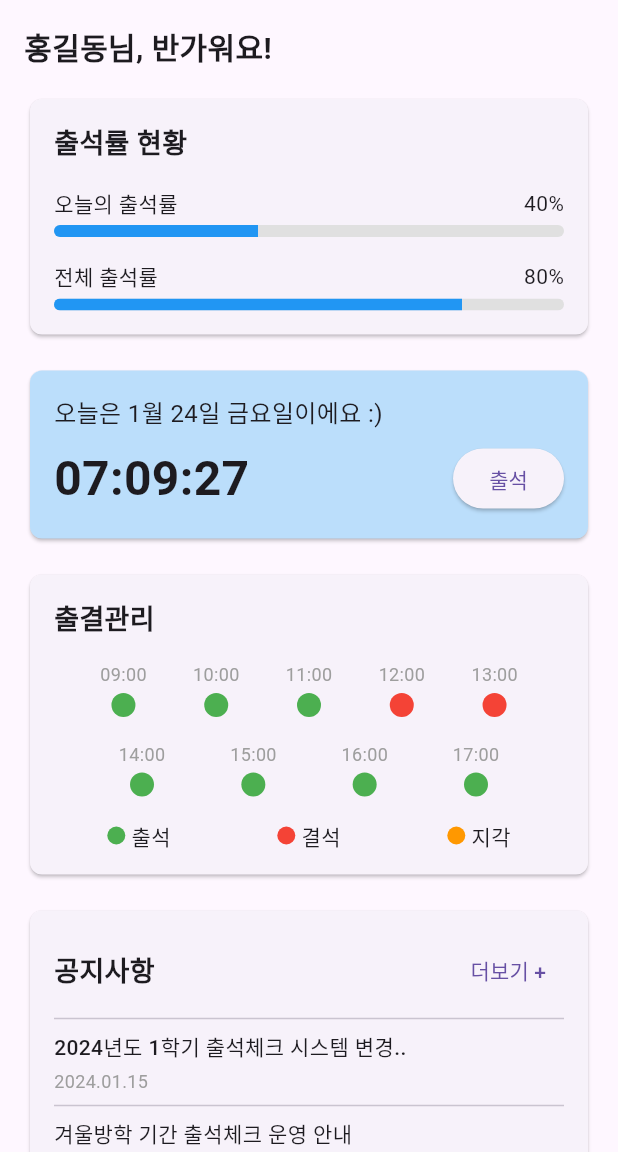
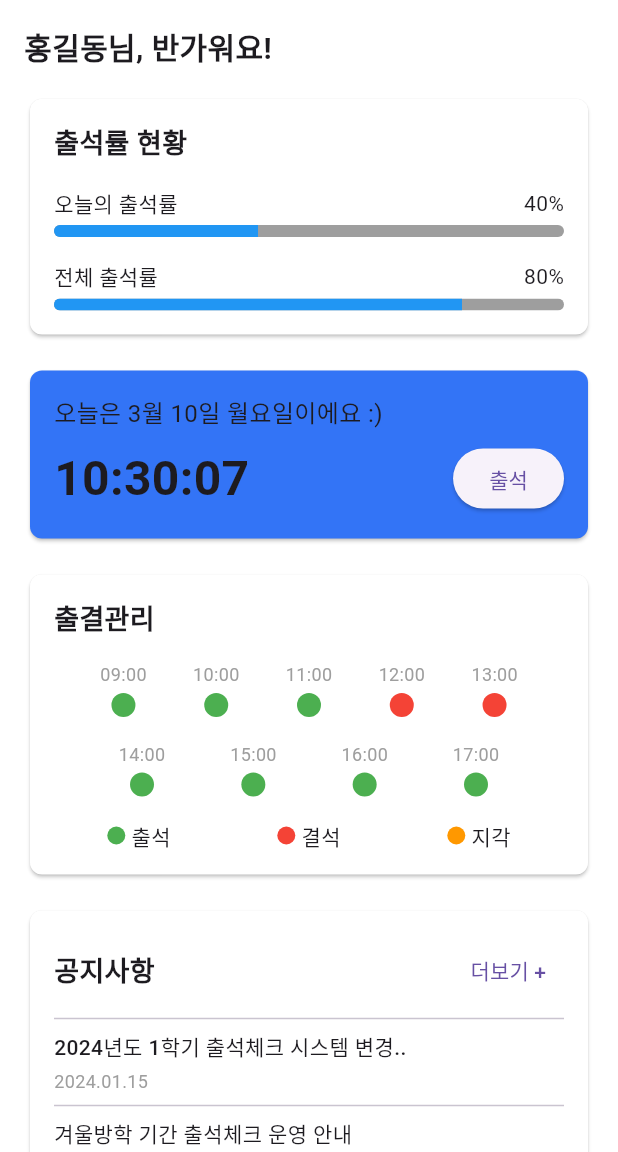
Before and after one commit to popcorn0125/CHECKIN_APP, a Flutter app: the screen it shows after launch, on a phone screen of 412 x 824 dp, the part 84-1236 px from its top. Run offline on Flutter 3.47's test engine with Material 3 defaults, Android fonts, the phone set to English and light mode, and no system bars.

Commit message:
어플 수정

```diff
--- a/lib/main.dart
+++ b/lib/main.dart
@@ -1,13 +1,18 @@
 import 'package:flutter/material.dart';
+import 'package:flutter/services.dart'; // systemOverlayStyle 설정용
+import 'package:intl/date_symbol_data_local.dart';
 import 'pages/home_page.dart';
 import 'pages/menu_page.dart';
 import 'pages/attendance_management_page.dart';
 import 'pages/attendance_status_page.dart';
 import 'pages/notice_page.dart';
-import 'pages/alarm_page.dart'; // 알림 페이지 임포트
+import 'pages/alarm_page.dart';
 import 'pages/profile_page.dart';
+// (다른 페이지들도 import)
 
-void main() {
+void main() async {
+  WidgetsFlutterBinding.ensureInitialized();
+  await initializeDateFormatting('ko_KR', null);
   runApp(const MyApp());
 }
 
@@ -18,15 +23,25 @@ class MyApp extends StatelessWidget {
   Widget build(BuildContext context) {
     return MaterialApp(
       title: 'CheckIn App',
+      debugShowCheckedModeBanner: false,
+      theme: ThemeData(
+        // AppBar에 대한 기본 테마 설정
+        appBarTheme: const AppBarTheme(
+          backgroundColor: Colors.white,
+          elevation: 0,
+          systemOverlayStyle: SystemUiOverlayStyle.dark, // 상태 표시줄 아이콘 색상 등을 고정
+        ),
+        scaffoldBackgroundColor: Colors.white, // 전체 배경색 지정 (원하는 색으로 변경)
+      ),
       initialRoute: '/',
       routes: {
-        '/': (context) => const HomePage(), // 홈화면
-        '/menu': (context) => const MenuPage(), // 메뉴화면
+        '/': (context) => const HomePage(),             // 홈화면
+        '/menu': (context) => const MenuPage(),         // 메뉴화면
         '/attendance': (context) => const AttendanceManagementPage(), // 출결관리화면
-        '/status': (context) => const AttendanceStatusPage(), // 출석률현황화면
-        '/notice': (context) =>  NoticePage(), // 공지사항화면
-        '/alarm': (context) =>  AlarmPage(), // 알림함화면
-        '/profile': (context) => const ProfilePage(), // 내정보화면
+        '/status': (context) => const AttendanceStatusPage(),         // 출석률현황화면
+        '/notice': (context) => NoticePage(),           // 공지사항화면
+        '/alarm': (context) => AlarmPage(),             // 알림함화면
+        '/profile': (context) => const ProfilePage(),   // 내정보화면
       },
     );
   }
--- a/lib/pages/alarm_page.dart
+++ b/lib/pages/alarm_page.dart
@@ -30,7 +30,7 @@ class AlarmPage extends StatelessWidget {
         onMenuPressed: () {
           // 원래 AppBar에서 menu 아이콘을 눌렀을 때 Navigator.pushNamed(context, '/menu')를 호출했음
           Navigator.pushNamed(context, '/menu');
-        },
+        }, titleText: '',
 
       ),
       body: Padding(
--- a/lib/pages/attendance_management_page.dart
+++ b/lib/pages/attendance_management_page.dart
@@ -19,7 +19,7 @@ class AttendanceManagementPage extends StatelessWidget {
         },
         onProfilePressed: () {
           Navigator.pushNamed(context, '/profile');
-        },
+        }, titleText: '',
         ),
       body: SingleChildScrollView(
         padding: const EdgeInsets.all(16),
@@ -27,6 +27,7 @@ class AttendanceManagementPage extends StatelessWidget {
           children: [
             // 1) 달력 부분 (2월 달력)
             Card(
+              color: Colors.white,
               shape: RoundedRectangleBorder(
                 borderRadius: BorderRadius.circular(8),
               ),
@@ -165,6 +166,12 @@ class AttendanceManagementPage extends StatelessWidget {
               _buildTimeSlot('13:00 ~ 14:00', '출석', Colors.green),
               const SizedBox(height: 8),
               _buildTimeSlot('14:00 ~ 15:00', '출석', Colors.green),
+              const SizedBox(height: 8),
+              _buildTimeSlot('15:00 ~ 16:00', '출석', Colors.green),
+              const SizedBox(height: 8),
+              _buildTimeSlot('16:00 ~ 17:00', '출석', Colors.green),
+              const SizedBox(height: 8),
+              _buildTimeSlot('17:00 ~ 18:00', '결석', Colors.red),
             ],
           ),
         ],
--- a/lib/pages/attendance_status_page.dart
+++ b/lib/pages/attendance_status_page.dart
@@ -19,7 +19,7 @@ class AttendanceStatusPage extends StatelessWidget {
         },
         onProfilePressed: () {
           Navigator.pushNamed(context, '/profile');
-        },
+        }, titleText: '',
       ),
       body: SingleChildScrollView(
         padding: const EdgeInsets.all(16),
@@ -42,6 +42,7 @@ class AttendanceStatusPage extends StatelessWidget {
   // ------------------ 차시별 출석률(지원금) ------------------
   Widget _buildSessionAttendanceCard() {
     return Card(
+      color: Colors.white,
       shape: RoundedRectangleBorder(borderRadius: BorderRadius.circular(8)),
       child: Padding(
         padding: const EdgeInsets.all(16),
@@ -74,6 +75,7 @@ class AttendanceStatusPage extends StatelessWidget {
   // ------------------ 수업별 출석률(학점) ------------------
   Widget _buildCourseAttendanceCard() {
     return Card(
+      color: Colors.white,
       shape: RoundedRectangleBorder(borderRadius: BorderRadius.circular(8)),
       child: Padding(
         padding: const EdgeInsets.all(16),
@@ -117,6 +119,7 @@ class AttendanceStatusPage extends StatelessWidget {
   // ------------------ 전체 출석률 ------------------
   Widget _buildTotalAttendanceCard() {
     return Card(
+      color: Colors.white,
       shape: RoundedRectangleBorder(borderRadius: BorderRadius.circular(8)),
       child: Padding(
         padding: const EdgeInsets.all(16),
--- a/lib/pages/home_page.dart
+++ b/lib/pages/home_page.dart
@@ -1,18 +1,63 @@
 // lib/pages/home_page.dart
 import 'package:flutter/material.dart';
+import 'package:intl/intl.dart'; // 시간 포맷팅용
+import 'dart:async';            // Timer 사용
 import 'package:checkinapp/widgets/custom_app_bar.dart';
 
-class HomePage extends StatelessWidget {
+class HomePage extends StatefulWidget {
   const HomePage({Key? key}) : super(key: key);
 
-  // 홈 화면의 UI (기존 CheckInScreen 코드를 그대로 옮김)
+  @override
+  State<HomePage> createState() => _HomePageState();
+}
+
+class _HomePageState extends State<HomePage> {
+  // 현재 시각(HH:mm:ss)와 날짜(월,일,요일) 문자열 변수
+  String _currentTime = '';  // 예: 14:40:05
+  String _currentDate = '';  // 예: 3월 21일 화요일
+  Timer? _timer;
+
+  @override
+  void initState() {
+    super.initState();
+    // 초기 업데이트
+    _updateDateTime();
+
+    // 1초마다 시간/날짜 갱신 (날짜는 굳이 초 단위로 바꿀 필요는 없지만, 간단히 처리)
+    _timer = Timer.periodic(const Duration(seconds: 1), (timer) {
+      _updateDateTime();
+    });
+  }
+
+  // 현재 시간과 날짜를 업데이트
+  void _updateDateTime() {
+    // 로컬 시간
+    final now = DateTime.now().toLocal();
+    // 시분초 포맷
+    final timeFormatted = DateFormat('HH:mm:ss').format(now);
+    // 날짜+요일 (예: "3월 21일 화요일")
+    final dateFormatted = DateFormat('M월 d일 EEEE', 'ko_KR').format(now);
+
+    setState(() {
+      _currentTime = timeFormatted;
+      _currentDate = dateFormatted;
+    });
+  }
+
+  @override
+  void dispose() {
+    // Timer 해제
+    _timer?.cancel();
+    super.dispose();
+  }
+
   @override
   Widget build(BuildContext context) {
     return Scaffold(
-      // CustomAppBar로 교체
+      backgroundColor: Colors.white,
+      // 상단 커스텀 AppBar
       appBar: CustomAppBar(
         onMenuPressed: () {
-          // 원래 AppBar에서 menu 아이콘을 눌렀을 때 Navigator.pushNamed(context, '/menu')를 호출했음
           Navigator.pushNamed(context, '/menu');
         },
         onNotificationsPressed: () {
@@ -20,43 +65,86 @@ class HomePage extends StatelessWidget {
         },
         onProfilePressed: () {
           Navigator.pushNamed(context, '/profile');
-        },
-
+        }, titleText: '',
       ),
       body: SingleChildScrollView(
         padding: const EdgeInsets.symmetric(horizontal: 16, vertical: 16),
         child: Column(
           crossAxisAlignment: CrossAxisAlignment.start,
           children: [
-            // 1) 인사말
+            // (1) 인사말
             const Text(
               '홍길동님, 반가워요!',
-              style: TextStyle(
-                fontSize: 20,
-                fontWeight: FontWeight.bold,
-              ),
+              style: TextStyle(fontSize: 20, fontWeight: FontWeight.bold),
             ),
             const SizedBox(height: 16),
 
-            // 2) 출석률 현황
+            // (2) 출석률 현황 카드
+            _buildAttendanceRateCard(),
+            const SizedBox(height: 16),
+
+            // (3) 날짜/시간 + 출석 버튼 카드
             Card(
-              shape: RoundedRectangleBorder(
-                borderRadius: BorderRadius.circular(8),
-              ),
+              shape: RoundedRectangleBorder(borderRadius: BorderRadius.circular(8)),
+              color: const Color(0xFF3374F6),
               child: Padding(
                 padding: const EdgeInsets.all(16),
                 child: Column(
                   crossAxisAlignment: CrossAxisAlignment.start,
                   children: [
-                    const Text(
-                      '출석률 현황',
-                      style: TextStyle(
-                        fontSize: 18,
-                        fontWeight: FontWeight.w600,
+                    // ★동적 날짜/요일 표시
+                    Text(
+                      '오늘은 $_currentDate이에요 :)',
+                      style: const TextStyle(fontSize: 16),
+                    ),
+                    const SizedBox(height: 8),
+                    Row(
+                      mainAxisAlignment: MainAxisAlignment.spaceBetween,
+                      children: [
+                        // ★동적 시각 표시
+                        Text(
+                          _currentTime,
+                          style: const TextStyle(fontSize: 32, fontWeight: FontWeight.bold),
+                        ),
+                        ElevatedButton(
+                          onPressed: () {
+                            // TODO: 출석 처리 로직
+                          },
+                          child: const Text('출석'),
+                        ),
+                      ],
+                    ),
+                  ],
+                ),
               ),
             ),
             const SizedBox(height: 16),
-                    // 오늘의 출석률
+
+            // (4) 출결관리 카드
+            _buildAttendanceCard(),
+            const SizedBox(height: 16),
+
+            // (5) 공지사항 카드
+            _buildNoticeCard(),
+          ],
+        ),
+      ),
+    );
+  }
+
+  // 출석률 현황 카드 (예시)
+  Widget _buildAttendanceRateCard() {
+  return Card(
+    color: Colors.white, // 원하는 배경색으로 변경 (예: Colors.white, Colors.blue 등)
+    shape: RoundedRectangleBorder(borderRadius: BorderRadius.circular(8)),
+    child: Padding(
+      padding: const EdgeInsets.all(16),
+      child: Column(
+        crossAxisAlignment: CrossAxisAlignment.start,
+        children: [
+          const Text('출석률 현황', style: TextStyle(fontSize: 18, fontWeight: FontWeight.w600)),
+          const SizedBox(height: 16),
+          // 예: 오늘의 출석률
           Row(
             mainAxisAlignment: MainAxisAlignment.spaceBetween,
             children: const [
@@ -68,14 +156,14 @@ class HomePage extends StatelessWidget {
           ClipRRect(
             borderRadius: BorderRadius.circular(4),
             child: LinearProgressIndicator(
-                        value: 0.4, // 40%
+              value: 0.4,
               minHeight: 8,
-                        backgroundColor: Colors.grey.shade300,
+              backgroundColor: Colors.grey,
               color: Colors.blue,
             ),
           ),
           const SizedBox(height: 16),
-                    // 전체 출석률
+          // 예: 전체 출석률
           Row(
             mainAxisAlignment: MainAxisAlignment.spaceBetween,
             children: const [
@@ -87,75 +175,31 @@ class HomePage extends StatelessWidget {
           ClipRRect(
             borderRadius: BorderRadius.circular(4),
             child: LinearProgressIndicator(
-                        value: 0.8, // 80%
+              value: 0.8,
               minHeight: 8,
-                        backgroundColor: Colors.grey.shade300,
+              backgroundColor: Colors.grey,
               color: Colors.blue,
             ),
           ),
         ],
       ),
     ),
-            ),
-            const SizedBox(height: 16),
+  );
+}
 
-            // 3) 날짜/시간 + 출석 버튼
-            Card(
-              shape: RoundedRectangleBorder(
-                borderRadius: BorderRadius.circular(8),
-              ),
-              color: Colors.blue.shade100,
+
+  // 출결관리 카드 (예시)
+  Widget _buildAttendanceCard() {
+    return Card(
+      color: Colors.white,
+      shape: RoundedRectangleBorder(borderRadius: BorderRadius.circular(8)),
       child: Padding(
         padding: const EdgeInsets.all(16),
         child: Column(
           crossAxisAlignment: CrossAxisAlignment.start,
           children: [
-                    const Text(
-                      '오늘은 1월 24일 금요일이에요 :)',
-                      style: TextStyle(fontSize: 16),
-                    ),
-                    const SizedBox(height: 8),
-                    Row(
-                      mainAxisAlignment: MainAxisAlignment.spaceBetween,
-                      children: [
-                        const Text(
-                          '07:09:27',
-                          style: TextStyle(
-                            fontSize: 32,
-                            fontWeight: FontWeight.bold,
-                          ),
-                        ),
-                        ElevatedButton(
-                          onPressed: () {},
-                          child: const Text('출석'),
-                        ),
-                      ],
-                    ),
-                  ],
-                ),
-              ),
-            ),
+            const Text('출결관리', style: TextStyle(fontSize: 18, fontWeight: FontWeight.w600)),
             const SizedBox(height: 16),
-
-            // 4) 출결관리
-            Card(
-              shape: RoundedRectangleBorder(
-                borderRadius: BorderRadius.circular(8),
-              ),
-              child: Padding(
-                padding: const EdgeInsets.all(16),
-                child: Column(
-                  crossAxisAlignment: CrossAxisAlignment.start,
-                  children: [
-                    const Text(
-                      '출결관리',
-                      style: TextStyle(
-                        fontSize: 18,
-                        fontWeight: FontWeight.w600,
-                      ),
-                    ),
-                    const SizedBox(height: 16),
-                    // 시간별 아이템 (두 줄로 배치)
             Row(
               mainAxisAlignment: MainAxisAlignment.spaceEvenly,
               children: [
@@ -177,7 +221,6 @@ class HomePage extends StatelessWidget {
               ],
             ),
             const SizedBox(height: 16),
-                    // 범례
             Row(
               mainAxisAlignment: MainAxisAlignment.spaceAround,
               children: [
@@ -189,77 +232,56 @@ class HomePage extends StatelessWidget {
           ],
         ),
       ),
-            ),
-            const SizedBox(height: 16),
+    );
+  }
 
-            // 5) 공지사항
-            Card(
-              shape: RoundedRectangleBorder(
-                borderRadius: BorderRadius.circular(8),
-              ),
+  // 공지사항 카드 (예시)
+  Widget _buildNoticeCard() {
+    return Card(
+      color: Colors.white,
+      shape: RoundedRectangleBorder(borderRadius: BorderRadius.circular(8)),
       child: Padding(
         padding: const EdgeInsets.all(16),
         child: Column(
           crossAxisAlignment: CrossAxisAlignment.start,
           children: [
-                    // 상단 바
+            // 상단: 제목 + 더보기
             Row(
               mainAxisAlignment: MainAxisAlignment.spaceBetween,
               children: [
-                        const Text(
-                          '공지사항',
-                          style: TextStyle(
-                            fontSize: 18,
-                            fontWeight: FontWeight.w600,
-                          ),
-                        ),
+                const Text('공지사항', style: TextStyle(fontSize: 18, fontWeight: FontWeight.w600)),
                 TextButton(
-                          onPressed: () {},
+                  onPressed: () {
+                    Navigator.pushNamed(context, '/notice');
+                  },
                   child: const Text('더보기 +'),
                 ),
               ],
             ),
             const Divider(),
-                    // 공지사항 리스트
-                    const _NoticeItem(
-                      title: '2024년도 1학기 출석체크 시스템 변경..',
-                      date: '2024.01.15',
-                    ),
+            const _NoticeItem(title: '2024년도 1학기 출석체크 시스템 변경..', date: '2024.01.15'),
             const Divider(),
-                    const _NoticeItem(
-                      title: '겨울방학 기간 출석체크 운영 안내',
-                      date: '2024.01.10',
-                    ),
+            const _NoticeItem(title: '겨울방학 기간 출석체크 운영 안내', date: '2024.01.10'),
             const Divider(),
-                    const _NoticeItem(
-                      title: '모바일 웹 업데이트 안내 (v2.1.0)',
-                      date: '2024.01.05',
-                    ),
-                  ],
-                ),
-              ),
-            ),
+            const _NoticeItem(title: '모바일 웹 업데이트 안내 (v2.1.0)', date: '2024.01.05'),
           ],
         ),
       ),
     );
   }
 
-  // 출결관리 시간 및 동그라미 위젯
+  // 출결관리 시간 + 동그라미
   Widget _buildAttendanceCircle(String time, Color color) {
     return Column(
       children: [
         Text(time, style: const TextStyle(fontSize: 12, color: Colors.grey)),
         const SizedBox(height: 4),
-        CircleAvatar(
-          radius: 8,
-          backgroundColor: color,
-        ),
+        CircleAvatar(radius: 8, backgroundColor: color),
       ],
     );
   }
 
-  // 출결관리 범례 위젯
+  // 출결관리 범례
   Widget _buildLegend(Color color, String label) {
     return Row(
       children: [
@@ -271,30 +293,21 @@ class HomePage extends StatelessWidget {
   }
 }
 
-// 공지사항 아이템 위젯
+// 공지사항 아이템
 class _NoticeItem extends StatelessWidget {
   final String title;
   final String date;
 
-  const _NoticeItem({Key? key, required this.title, required this.date})
-      : super(key: key);
+  const _NoticeItem({Key? key, required this.title, required this.date}) : super(key: key);
 
   @override
   Widget build(BuildContext context) {
     return Column(
       crossAxisAlignment: CrossAxisAlignment.start,
       children: [
-        Text(
-          title,
-          style: const TextStyle(
-            fontWeight: FontWeight.w500,
-          ),
-        ),
+        Text(title, style: const TextStyle(fontWeight: FontWeight.w500)),
         const SizedBox(height: 4),
-        Text(
-          date,
-          style: const TextStyle(fontSize: 12, color: Colors.grey),
-        ),
+        Text(date, style: const TextStyle(fontSize: 12, color: Colors.grey)),
       ],
     );
   }
--- a/lib/pages/notice_page.dart
+++ b/lib/pages/notice_page.dart
@@ -37,7 +37,7 @@ class NoticePage extends StatelessWidget {
         },
         onProfilePressed: () {
           Navigator.pushNamed(context, '/profile');
-        },
+        }, titleText: '',
       ),
       body: Padding(
         padding: const EdgeInsets.all(16.0),
--- a/lib/pages/profile_page.dart
+++ b/lib/pages/profile_page.dart
@@ -19,7 +19,7 @@ class ProfilePage extends StatelessWidget {
         },
         onProfilePressed: () {
           Navigator.pushNamed(context, '/profile');
-        },
+        }, titleText: '',
 
       ),
       body: SingleChildScrollView(
@@ -32,6 +32,7 @@ class ProfilePage extends StatelessWidget {
 
             // 정보 목록
             Card(
+              color: Colors.white,
               margin: const EdgeInsets.symmetric(horizontal: 16),
               shape: RoundedRectangleBorder(
                 borderRadius: BorderRadius.circular(8),
--- a/lib/widgets/custom_app_bar.dart
+++ b/lib/widgets/custom_app_bar.dart
@@ -1,4 +1,5 @@
 import 'package:flutter/material.dart';
+import 'package:flutter/services.dart'; // systemOverlayStyle 설정용
 
 class CustomAppBar extends StatelessWidget implements PreferredSizeWidget {
   final VoidCallback? onProfilePressed;
@@ -9,7 +10,7 @@ class CustomAppBar extends StatelessWidget implements PreferredSizeWidget {
     Key? key,
     this.onProfilePressed,
     this.onNotificationsPressed,
-    this.onMenuPressed,
+    this.onMenuPressed, required String titleText,
   }) : super(key: key);
 
   @override
@@ -17,13 +18,15 @@ class CustomAppBar extends StatelessWidget implements PreferredSizeWidget {
     return AppBar(
       automaticallyImplyLeading: false,
       backgroundColor: Colors.white,
+      // surfaceTintColor가 투명하면, Material 3의 오버레이 효과가 적용되지 않습니다.
+      surfaceTintColor: Colors.transparent,
       elevation: 0,
-      centerTitle: false, // 왼쪽 정렬
+      centerTitle: false,
       titleSpacing: 0,
-      // leading 부분(로고)은 제거합니다.
+      systemOverlayStyle: SystemUiOverlayStyle.dark,
       title: Container(
         alignment: Alignment.centerLeft,
-        padding: const EdgeInsets.only(left: 16), // 원하는 만큼 여백 추가
+        padding: const EdgeInsets.only(left: 16),
         child: const Text(
           'CHECK IN',
           style: TextStyle(
@@ -33,17 +36,14 @@ class CustomAppBar extends StatelessWidget implements PreferredSizeWidget {
         ),
       ),
       actions: [
-        // 내 정보 아이콘
         IconButton(
           icon: const Icon(Icons.person, color: Colors.grey),
           onPressed: onProfilePressed,
         ),
-        // 알림 아이콘
         IconButton(
           icon: const Icon(Icons.notifications, color: Colors.grey),
           onPressed: onNotificationsPressed,
         ),
-        // 메뉴 아이콘
         IconButton(
           icon: const Icon(Icons.menu, color: Colors.grey),
           onPressed: onMenuPressed,
--- a/pubspec.yaml
+++ b/pubspec.yaml
@@ -30,6 +30,8 @@ environment:
 dependencies:
   flutter:
     sdk: flutter
+  provider: ^6.0.1
+  intl: ^0.17.0
 
   # The following adds the Cupertino Icons font to your application.
   # Use with the CupertinoIcons class for iOS style icons.
```
Also changed, not shown: pubspec.lock. Lines whose indentation alone changed are shown as unchanged.
